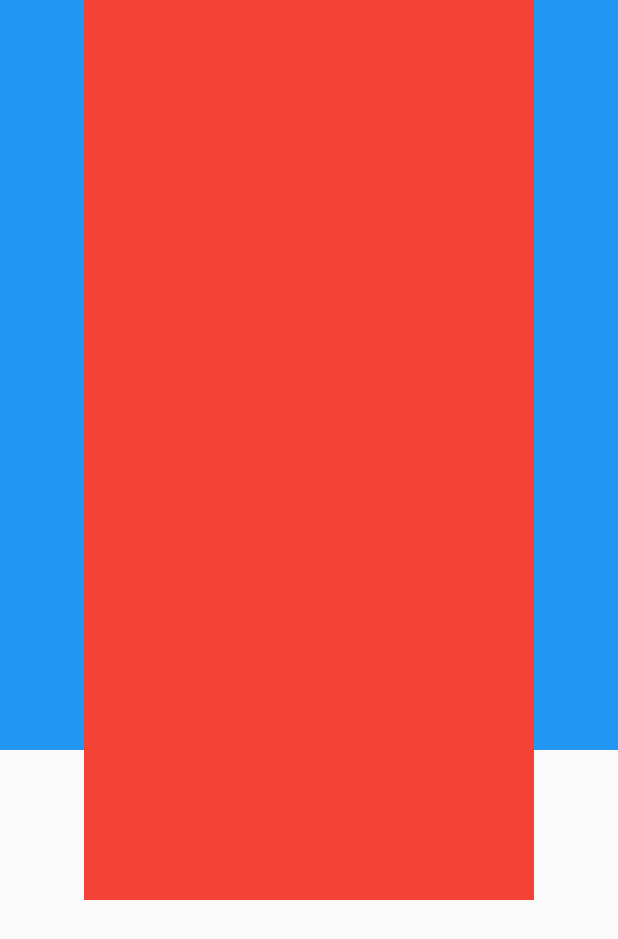
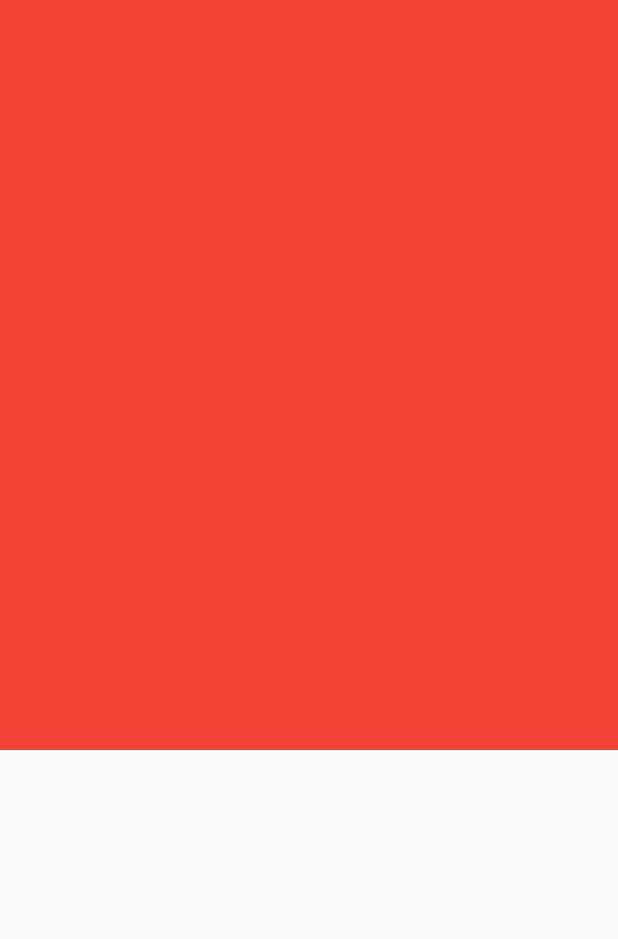
Before and after one commit to JangWoojun/flutter_layout, a Flutter app: the screen it shows after launch, on a phone screen of 412 x 824 dp. Shown: the top 939 px of the screen. Run offline on Flutter 3.47's test engine with Material 2 defaults, Android fonts, the phone set to English and light mode, and no system bars.

```diff
--- a/lib/main.dart
+++ b/lib/main.dart
@@ -28,7 +28,7 @@ class ConstraintsWidget extends StatelessWidget {
       height: 500,
       width: 500,
       color: Colors.blue,
-      child: UnconstrainedBox( // 부모의 제약조건을 따르지 않음
+      child: OverflowBox( // 부모의 제약조건을 따르지 않음
         child: Container(
           height: 700,
           width: 300,
```
